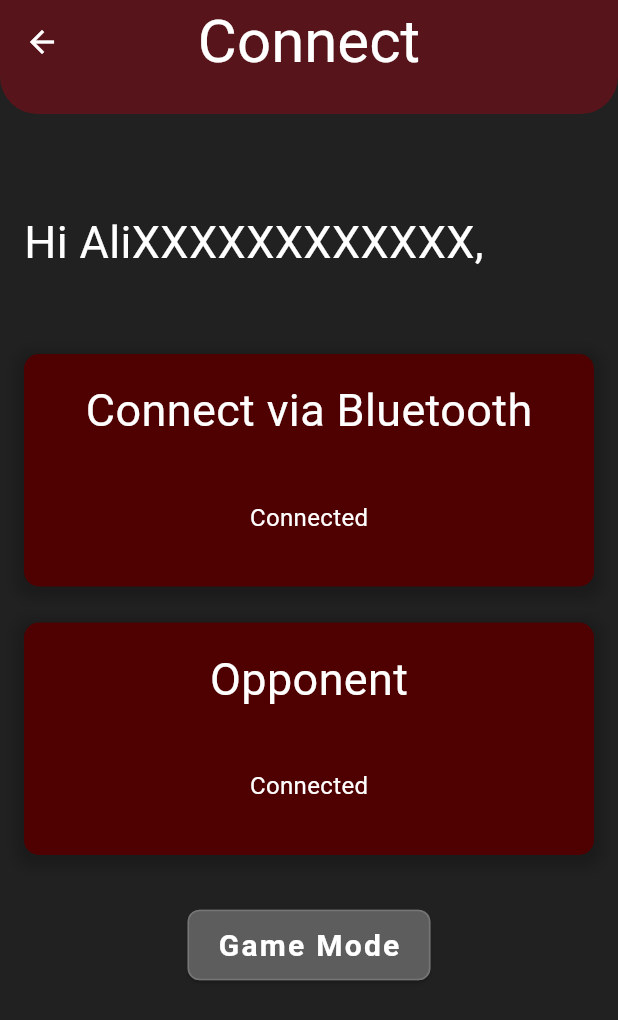
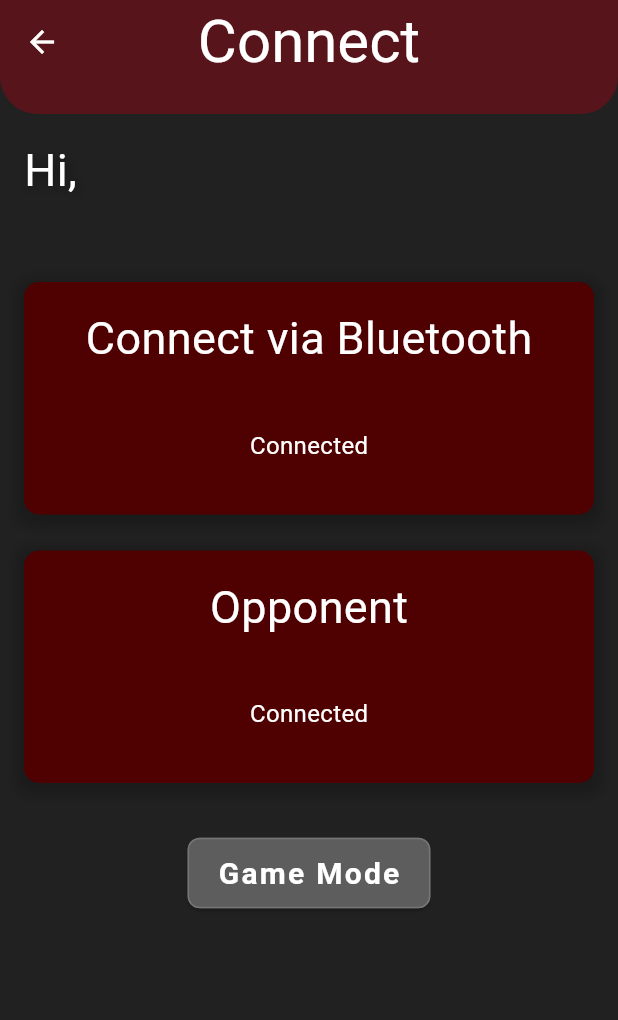
Before and after one commit to AMAbdulrahim/laser_car_battle, a Flutter app: the BTConnectionPage screen opened by its route, on a phone screen of 412 x 824 dp. Shown: the top 1020 px of the screen. Run offline on Flutter 3.47's test engine with Material 3 defaults, Android fonts, the phone set to English and light mode, and no system bars; our stand-ins replace google_fonts.

Commit message:
user view model to get the name from the form

```diff
--- /dev/null
+++ b/lib/providers/providers.dart
@@ -0,0 +1,23 @@
+import 'package:flutter/material.dart';
+import 'package:provider/provider.dart';
+import 'package:laser_car_battle/viewmodels/login_viewmodel.dart';
+
+class AppProviders extends StatelessWidget {
+  final Widget child;
+
+  const AppProviders({
+    super.key,
+    required this.child,
+  });
+
+  @override
+  Widget build(BuildContext context) {
+    return MultiProvider(
+      providers: [
+        ChangeNotifierProvider(create: (_) => LoginViewModel()),
+        // Add more providers here as needed
+      ],
+      child: child,
+    );
+  }
+}
--- /dev/null
+++ b/lib/viewmodels/login_viewmodel.dart
@@ -0,0 +1,20 @@
+import 'package:flutter/material.dart';
+
+class LoginViewModel with ChangeNotifier {
+  String _userName = '';
+
+  String get userName => _userName;
+
+  void setUserName(String userName) {
+    _userName = userName;
+    notifyListeners();
+  }
+  void clearUserName() {
+    _userName = '';
+    notifyListeners();
+  }
+
+ String getUserName() {
+    return _userName;
+  }
+}
--- a/lib/views/bluetooth_page.dart
+++ b/lib/views/bluetooth_page.dart
@@ -1,18 +1,22 @@
 import 'package:flutter/material.dart';
 import 'package:laser_car_battle/utils/constants.dart';
+import 'package:laser_car_battle/viewmodels/login_viewmodel.dart';
 import 'package:laser_car_battle/widgets/buttons/action_button.dart';
 import 'package:laser_car_battle/widgets/custom/custom_app_bar.dart';
 import 'package:laser_car_battle/widgets/status_card.dart';
+import 'package:provider/provider.dart';
 
 class BTConnectionPage extends StatelessWidget {
   final bool isConnectedOpponent = true;
   final bool isConnectedPlayer = true;
 
-
   const BTConnectionPage({super.key});
 
   @override
   Widget build(BuildContext context) {
+
+    final userName = context.watch<LoginViewModel>().userName;
+
     return Scaffold(
       appBar: PreferredSize(
         preferredSize: Size.fromHeight(kToolbarHeight + 20),
@@ -26,44 +30,42 @@ class BTConnectionPage extends StatelessWidget {
           child: Column(
             crossAxisAlignment: CrossAxisAlignment.center,
             children: [
-                const SizedBox(height: AppSizes.paddingLarge * 2),
+
 
               Container(
                 height: AppSizes.paddingLarge * 4,
                 width: double.infinity,
-                  decoration: BoxDecoration(
-                    // color: Colors.grey[300],
-                    //borderRadius: BorderRadius.circular(100),
+                decoration: BoxDecoration(),
+                child: Text(
+                  "Hi, $userName",
+                  style: const TextStyle(
+                    fontSize: AppSizes.fontMain,
+                    shadows: [
+                      Shadow(
+                        blurRadius: 10.0,
+                        color: Colors.black45,
+                        offset: Offset(2.0, 2.0),
                       ),
-                  child: const Text("Hi AliXXXXXXXXXXXX,", style: TextStyle(fontSize: AppSizes.fontMain),),
+                    ],
                   ),
-
+                ),
+              ),
               StatusCard(
                 checkStatus: isConnectedPlayer,
                 statusText: "Connect via Bluetooth",
               ),
-
-                SizedBox(height:AppSizes.paddingLarge),
-
+              SizedBox(height: AppSizes.paddingLarge),
               StatusCard(
                 checkStatus: isConnectedOpponent,
                 statusText: "Opponent",
               ),
-
-                SizedBox(height:AppSizes.paddingLarge * 1.5),
-
-
+              SizedBox(height: AppSizes.paddingLarge * 1.5),
               if (isConnectedOpponent && true && isConnectedPlayer) ...[
                 ActionButton(
-                      onPressed: () {
-
-                      },
+                  onPressed: () {},
                   buttonText: "Game Mode",
                 ),
-
-
               ]
-
             ],
           ),
         ),
--- a/lib/widgets/custom/custom_textfield.dart
+++ b/lib/widgets/custom/custom_textfield.dart
@@ -4,10 +4,12 @@ import 'package:laser_car_battle/utils/constants.dart';
 
 class CustomTextfield extends StatefulWidget {
   final String labelText;
+  final TextEditingController? controller;
 
   const CustomTextfield({
     super.key,
     required this.labelText,
+    this.controller,
   });
 
   @override
@@ -33,6 +35,7 @@ class CustomTextfieldState extends State<CustomTextfield> {
     return Padding(
       padding: const EdgeInsets.all(AppSizes.paddingMedium),
       child: TextFormField(
+        controller: widget.controller,
         decoration: InputDecoration(
           labelText: widget.labelText,
           helperText: "3-15 characters, start with a letter.",
--- a/pubspec.yaml
+++ b/pubspec.yaml
@@ -35,6 +35,7 @@ dependencies:
   # Use with the CupertinoIcons class for iOS style icons.
   cupertino_icons: ^1.0.8
   google_fonts: ^6.2.1
+  provider: ^6.1.2
 
 dev_dependencies:
   flutter_test:
```
Also changed, not shown: lib/forms/login_form.dart (+7 -0 lines), lib/main.dart (+9 -8 lines), pubspec.lock, 1 other file. Lines whose indentation alone changed are shown as unchanged.
